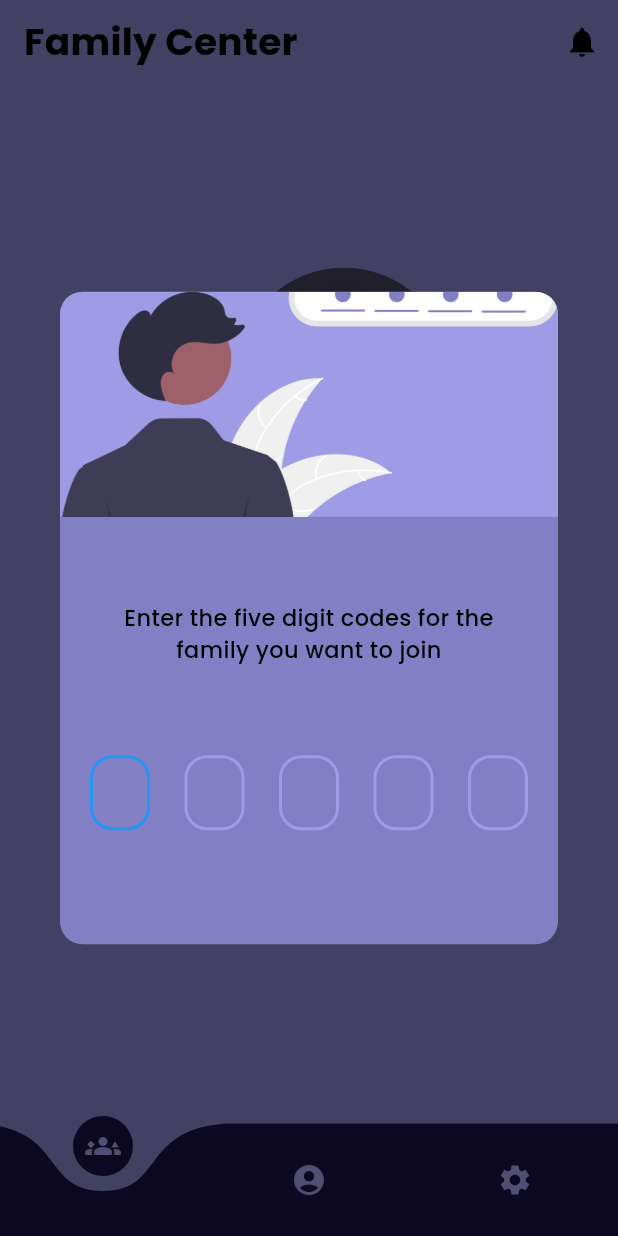
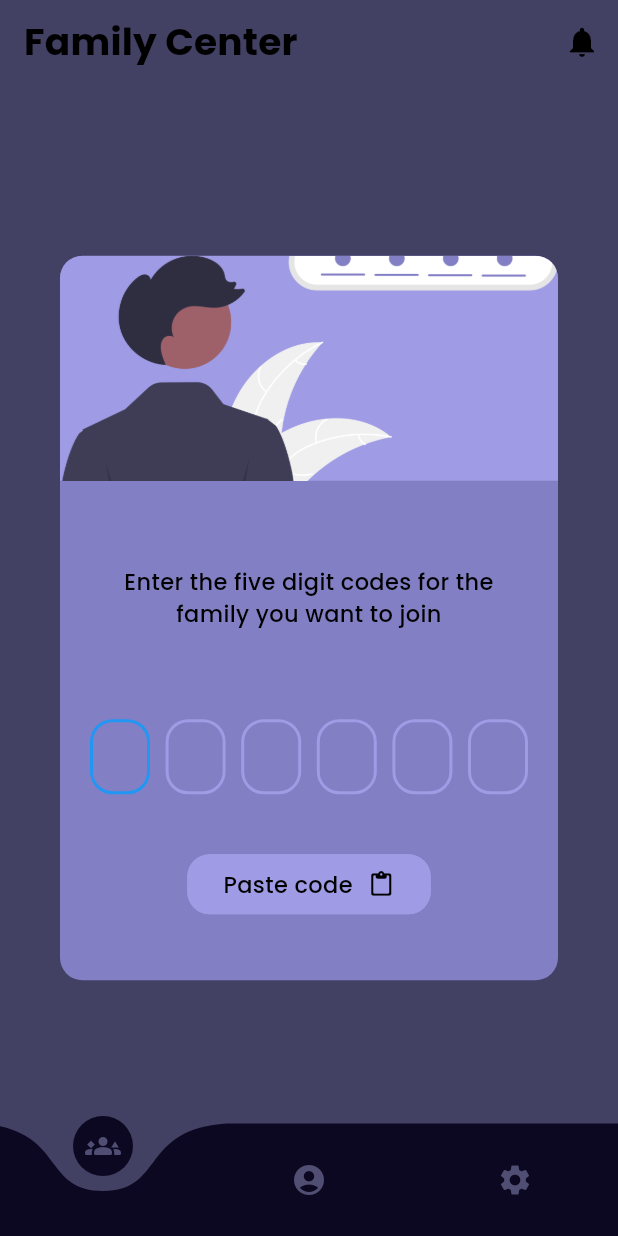
Before and after one commit to FrancescoMaca/family-center, a Flutter app: the screen it shows once a user with an empty profile is signed in, after a tap on "Join a Family", on a phone screen of 412 x 824 dp. Run offline on Flutter 3.47's test engine with Material 3 defaults, Android fonts, the phone set to English and light mode, and no system bars; drawn by our look-alikes of curved_navigation_bar, pin_code_fields; our stand-ins replace cloud_firestore, firebase_auth, firebase_core, flutter_riverpod, flutter_svg, quickalert; missing offline and left inert: fancy_snackbar; accounts and stored records are empty.

Commit message:
Added Auth Error Handling
I added error handling for the authentication part

```diff
--- a/lib/screens/auth_screen.dart
+++ b/lib/screens/auth_screen.dart
@@ -1,4 +1,7 @@
 import 'package:family_center/providers/auth_provider.dart';
+import 'package:family_center/utils/auth_error_notification.dart';
+import 'package:fancy_snackbar/fancy_snackbar.dart';
+import 'package:firebase_auth/firebase_auth.dart';
 import 'package:flutter/material.dart';
 import 'package:flutter_riverpod/flutter_riverpod.dart';
 
@@ -20,7 +23,7 @@ class _AuthScreenState extends ConsumerState<AuthScreen> {
     return Scaffold(
       appBar: AppBar(
         title: Text(
-          _isLogin ? 'Login' : 'Sign Up',
+          _isLogin ? 'Sign In' : 'Sign Up',
           style: Theme.of(context).textTheme.titleMedium,
         ),
       ),
@@ -34,7 +37,7 @@ class _AuthScreenState extends ConsumerState<AuthScreen> {
               TextFormField(
                 controller: _emailController,
                 onTapOutside: (e) => FocusScope.of(context).unfocus(),
-                keyboardAppearance: MediaQuery.of(context).platformBrightness,
+                keyboardAppearance: MediaQuery.platformBrightnessOf(context),
                 keyboardType: TextInputType.emailAddress,
                 autocorrect: false,
                 enableSuggestions: true,
@@ -56,7 +59,7 @@ class _AuthScreenState extends ConsumerState<AuthScreen> {
               TextFormField(
                 controller: _passwordController,
                 onTapOutside: (e) => FocusScope.of(context).unfocus(),
-                keyboardAppearance: MediaQuery.of(context).platformBrightness,
+                keyboardAppearance: MediaQuery.platformBrightnessOf(context),
                 autocorrect: false,
                 autofillHints: [ _isLogin ? AutofillHints.password : AutofillHints.newPassword ],
                 decoration: InputDecoration(
@@ -111,7 +114,6 @@ class _AuthScreenState extends ConsumerState<AuthScreen> {
       ),
     );
   }
-
   void handleLogin() async {
     if (_formKey.currentState!.validate()) {
       try {
@@ -127,9 +129,7 @@ class _AuthScreenState extends ConsumerState<AuthScreen> {
           );
         }
       } catch (e) {
-        ScaffoldMessenger.of(context).showSnackBar(
-          SnackBar(content: Text(e.toString())),
-        );
+        showSignInError(context, e);
       }
     }
   }
--- a/lib/screens/home_screen.dart
+++ b/lib/screens/home_screen.dart
@@ -55,7 +55,12 @@ class _HomeScreenState extends ConsumerState<ConsumerStatefulWidget> {
           },
         );
       },
-      loading: () => const Center(child: CircularProgressIndicator()),
+      loading: () => Center(
+        child: Text(
+          "Loading family members...",
+          style: Theme.of(context).textTheme.bodyMedium,
+        )
+      ),
       error: (error, stack) => Center(child: Text('Error: $error')),
     );
   }
@@ -159,10 +164,12 @@ class _HomeScreenState extends ConsumerState<ConsumerStatefulWidget> {
             child: PinCodeTextField(
               controller: codeController,
               beforeTextPaste: (_) => false,
-              length: 5,
+              length: 6,
               autoFocus: true,
               appContext: context,
               useHapticFeedback: true,
+              autoDismissKeyboard: false,
+              autoUnfocus: false,
               hapticFeedbackTypes: HapticFeedbackTypes.light,
               animationType: AnimationType.scale,
               backgroundColor: Colors.transparent,
@@ -188,12 +195,22 @@ class _HomeScreenState extends ConsumerState<ConsumerStatefulWidget> {
                 return const SizedBox();
               }
 
+              return ElevatedButton(
+                onPressed: () {
                   if (snapshot.data == null || snapshot.data?.text == null || !isFamilyCodeValid(snapshot.data?.text)) {
-                return const SizedBox();
+                    FancySnackbar.showSnackbar(
+                      context,
+                      snackBarType: FancySnackBarType.warning,
+                      color: SnackBarColors.warning2,
+                      title: "Error",
+                      messageWidget: const Text("The clipboard does not contain a valid code format."),
+                      duration: 3,
+                    );
                   }
-
-              return ElevatedButton(
-                onPressed: () => codeController.text = snapshot.data!.text!,
+                  else {
+                    codeController.text = snapshot.data!.text!;
+                  }
+                },
                 style: ButtonStyle(
                   backgroundColor: WidgetStatePropertyAll(Theme.of(context).primaryColor),
                   shadowColor: const WidgetStatePropertyAll(Colors.transparent),
@@ -240,15 +257,19 @@ class _HomeScreenState extends ConsumerState<ConsumerStatefulWidget> {
       showCancelBtn: false,
       backgroundColor: Theme.of(context).scaffoldBackgroundColor,
       customAsset: 'assets/illustrations/family${MediaQuery.platformBrightnessOf(context) == Brightness.light ? '' : '_dark'}.png',
-      headerBackgroundColor:Theme.of(context).primaryColor,
-      widget: Column(
+      headerBackgroundColor: Theme.of(context).primaryColor,
+      widget: Builder(
+        builder: (context) {
+          return Column(
             children: [
               Padding(
                 padding: const EdgeInsets.fromLTRB(0, 50, 0, 20),
                 child: TextField(
                   controller: nameController,
                   keyboardType: TextInputType.text,
+                  textCapitalization: TextCapitalization.words,
                   keyboardAppearance: MediaQuery.platformBrightnessOf(context),
+                  onTapOutside: (e) => FocusScope.of(context).unfocus(),
                   onChanged: (code) => nameController.text = code,
                   style: Theme.of(context).textTheme.bodyMedium,
                   decoration: InputDecoration(
@@ -282,6 +303,8 @@ class _HomeScreenState extends ConsumerState<ConsumerStatefulWidget> {
                 )
               )
             ]
+          );
+        }
       )
     );
   }
--- a/lib/themes/theme.dart
+++ b/lib/themes/theme.dart
@@ -6,7 +6,6 @@ class AppTheme {
   static ThemeData lightTheme = ThemeData(
     useMaterial3: true,
     scaffoldBackgroundColor: const Color(0xFF837FC5),
-
     appBarTheme: const AppBarTheme(
       iconTheme: IconThemeData(
         color: Colors.black
--- a/lib/utils/family_code_utils.dart
+++ b/lib/utils/family_code_utils.dart
@@ -5,5 +5,5 @@ bool isFamilyCodeValid(String? value) {
     return false;
   }
 
-  return value.length == 5 && RegExp(r'^[0-9]{5}$').hasMatch(value);
+  return value.length == 6 && RegExp(r'^[0-9A-Z]{6}$').hasMatch(value);
 }
```
Also changed, not shown: lib/extensions/string_ext.dart (added, +8 -0 lines), lib/screens/user_profile_screen.dart (+5 -10 lines), lib/services/auth_service.dart (+0 -8 lines), lib/utils/auth_error_notification.dart (added, +29 -0 lines), lib/widgets/family/family_entry.dart (+91 -13 lines). Lines whose indentation alone changed are shown as unchanged.
